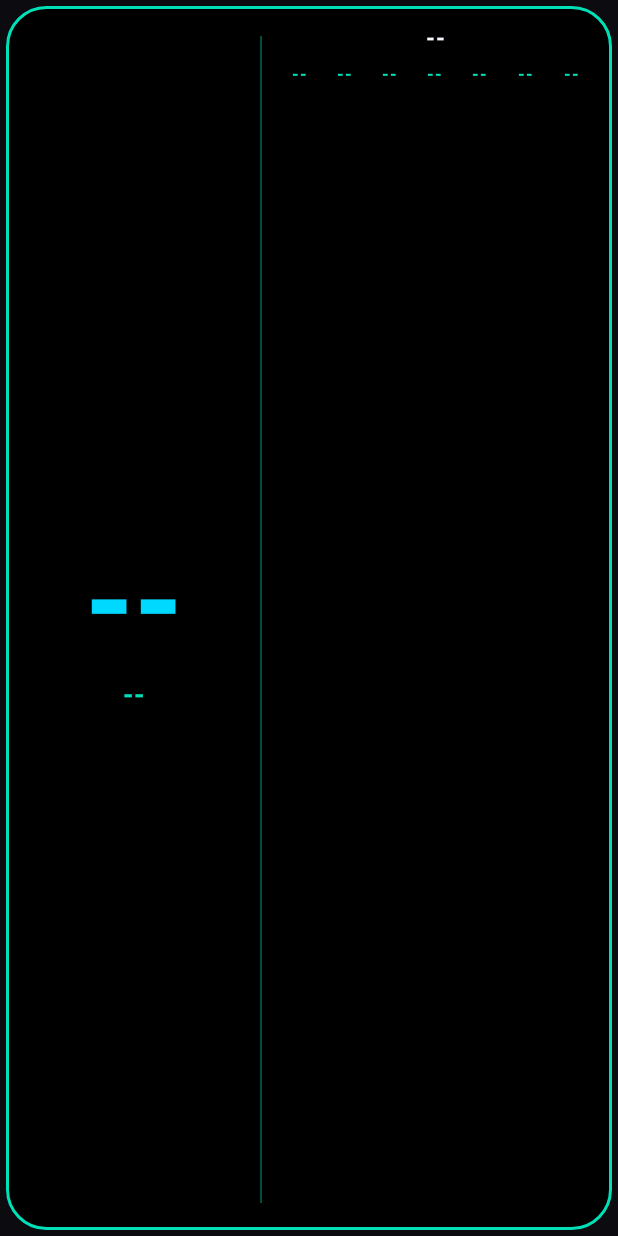
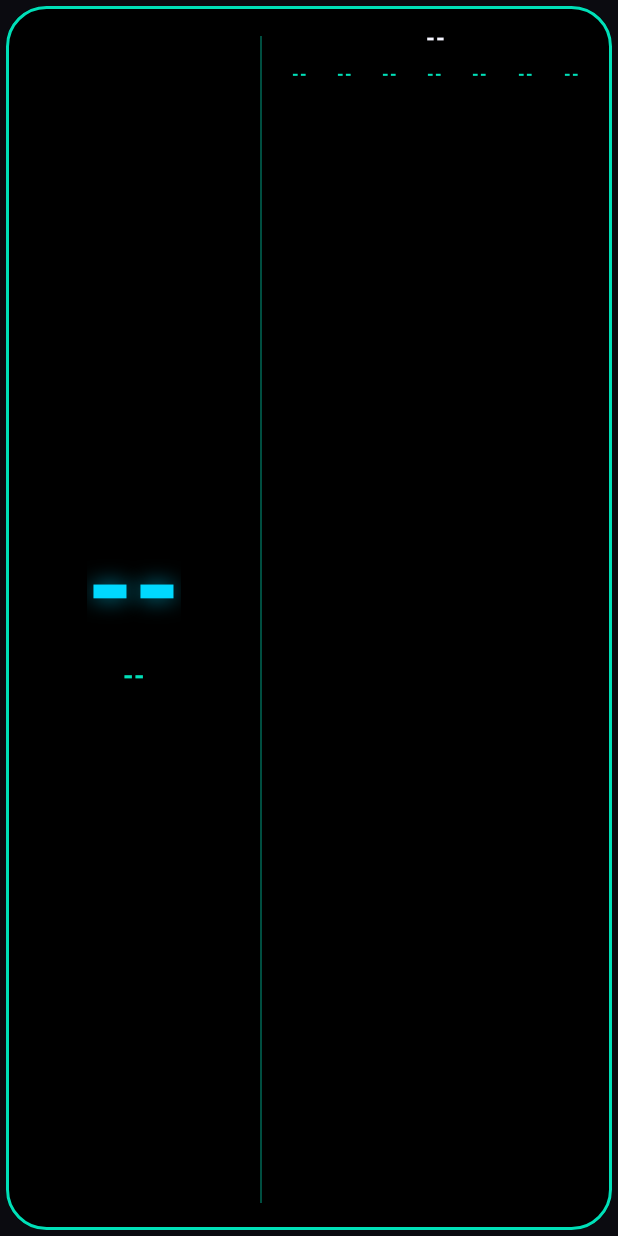
Before and after one commit to ned777/today-widget, an Android app: the layout widget_today_calendar.xml on its own in the app's theme, with its tools: preview values and no code run, on a phone screen of 412 x 824 dp. Run offline under Robolectric (Android 15) with nearby library versions, the phone set to English and light mode, and no system bars.

Commit message:
Fix and restyle the 4x2 Today + Calendar widget
The day number was sized off the device's stable (native) density, which on a
phone running a lowered screen resolution is much higher than the real one,
so the number blew up until only '1' fit and the weekday was pushed out.
Size it in plain sp instead, with the weekday as a width ratio of the number.

Also: glowing day number, a small 'WEEK 47 · 44 LEFT' line, today as a filled
cyan pill with bold black text, and past days dimmed (the 2x2 month widget
keeps its own look).

```diff
--- a/app/src/main/res/layout/widget_today_calendar.xml
+++ b/app/src/main/res/layout/widget_today_calendar.xml
@@ -3,7 +3,9 @@
   The 4x2 "Today + Calendar" widget: the Today Clock and the month grid side
   by side. Left: today's day number (cyan) with the full weekday under it
   (teal), the weekday's text size computed in code so it's exactly as wide as
-  the number (see TodayCalendarWidgetProvider). Right: the same month grid as
+  the number (see TodayCalendarWidgetProvider), and a small "WEEK 47 · 44
+  LEFT" line. Right: the month grid, with today as a filled cyan pill and
+  days already past dimmed. Right: the same month grid as
   the Today Calendar widget, using the same view ids so
   MonthWidgetProvider.bindMonth() fills both widgets with one piece of code.
 -->
@@ -33,8 +35,12 @@
             android:layout_height="wrap_content"
             android:includeFontPadding="false"
             android:textColor="@color/retro_cyan"
-            android:textSize="84sp"
+            android:textSize="80sp"
             android:textStyle="bold"
+            android:shadowColor="#9900D9FF"
+            android:shadowDx="0"
+            android:shadowDy="0"
+            android:shadowRadius="18"
             android:text="--" />
 
         <TextView
@@ -49,6 +55,20 @@
             android:letterSpacing="0.04"
             android:singleLine="true"
             android:text="--" />
+
+        <!-- "WEEK 47 · 44 LEFT" — small, dim, under the weekday. -->
+        <TextView
+            android:id="@+id/comboWeekText"
+            android:layout_width="wrap_content"
+            android:layout_height="wrap_content"
+            android:layout_marginTop="8dp"
+            android:includeFontPadding="false"
+            android:textColor="@color/retro_white_dim"
+            android:textSize="10sp"
+            android:textStyle="bold"
+            android:letterSpacing="0.12"
+            android:singleLine="true"
+            android:text="" />
     </LinearLayout>
 
     <!-- Thin teal divider between the two halves. -->
```
Also changed, not shown: app/src/main/java/com/todaywidget/app/MonthWidgetProvider.kt (+24 -4 lines), app/src/main/java/com/todaywidget/app/TodayCalendarWidgetProvider.kt (+19 -20 lines), app/src/main/res/drawable/today_pill.xml (added, +9 -0 lines).
